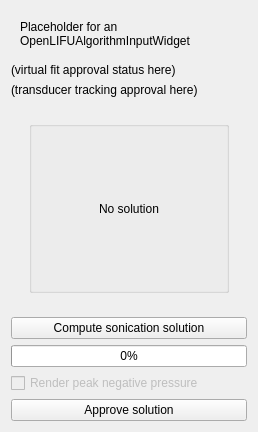
The window that OpenLIFUSonicationPlanner/Resources/UI/OpenLIFUSonicationPlanner.ui (arhowe00/SlicerOpenLIFU) describes before a commit, drawn with Qt 5.
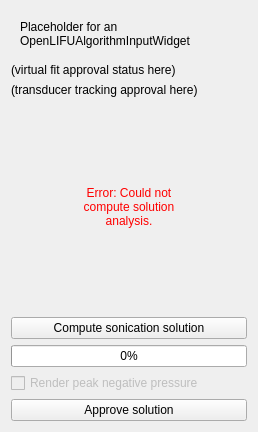
The same window after the commit. The open tabs and pages were chosen to show the change. Custom widgets are drawn as their Qt base class.

Commit message: Display solution analysis error state more clearly (#97)

```diff
--- a/OpenLIFUSonicationPlanner/Resources/UI/OpenLIFUSonicationPlanner.ui
+++ b/OpenLIFUSonicationPlanner/Resources/UI/OpenLIFUSonicationPlanner.ui
@@ -83,6 +83,25 @@
           </item>
          </layout>
         </widget>
+        <widget class="QWidget" name="errorPage">
+         <layout class="QVBoxLayout" name="verticalLayout_7">
+          <item>
+           <widget class="QLabel" name="errorLabel">
+            <property name="styleSheet">
+             <string notr="true">color:red;</string>
+            </property>
+            <property name="text">
+             <string>Error: Could not
+compute solution
+analysis.</string>
+            </property>
+            <property name="alignment">
+             <set>Qt::AlignCenter</set>
+            </property>
+           </widget>
+          </item>
+         </layout>
+        </widget>
        </widget>
       </item>
      </layout>
```
Left out of the diff: 3 changed lines with no effect on the pictures. The commit also changes 1 other file.
